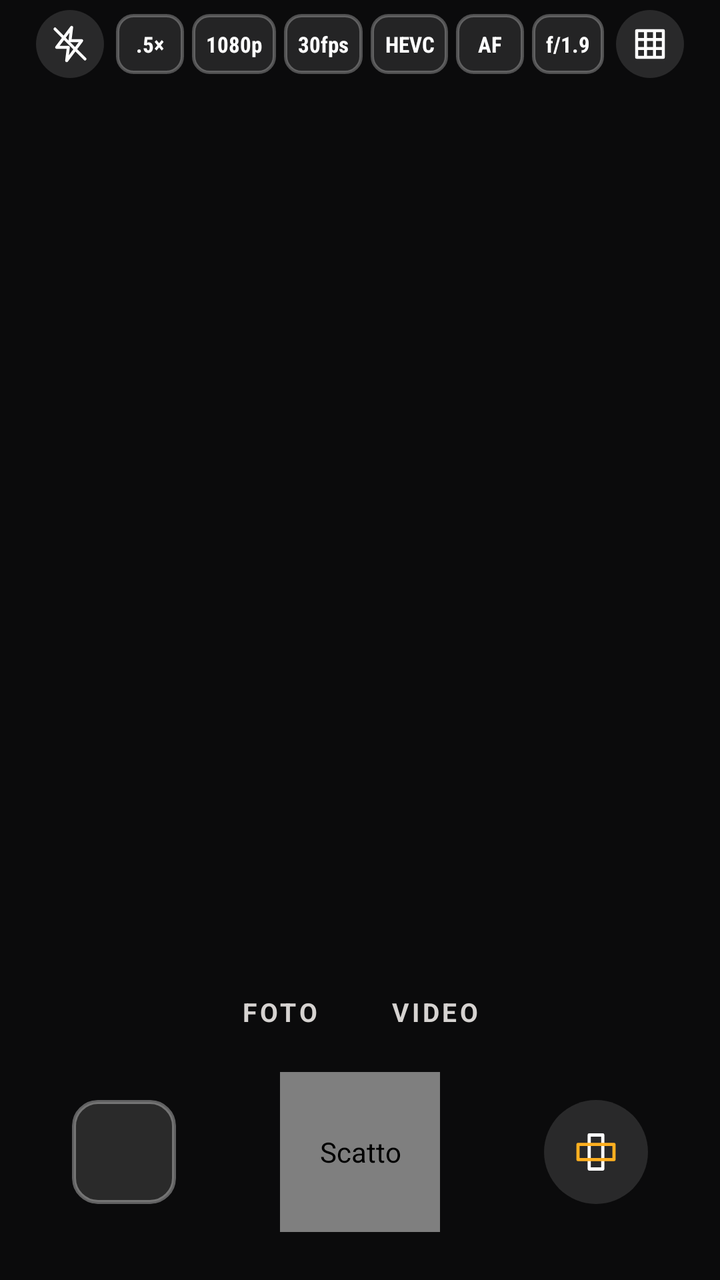
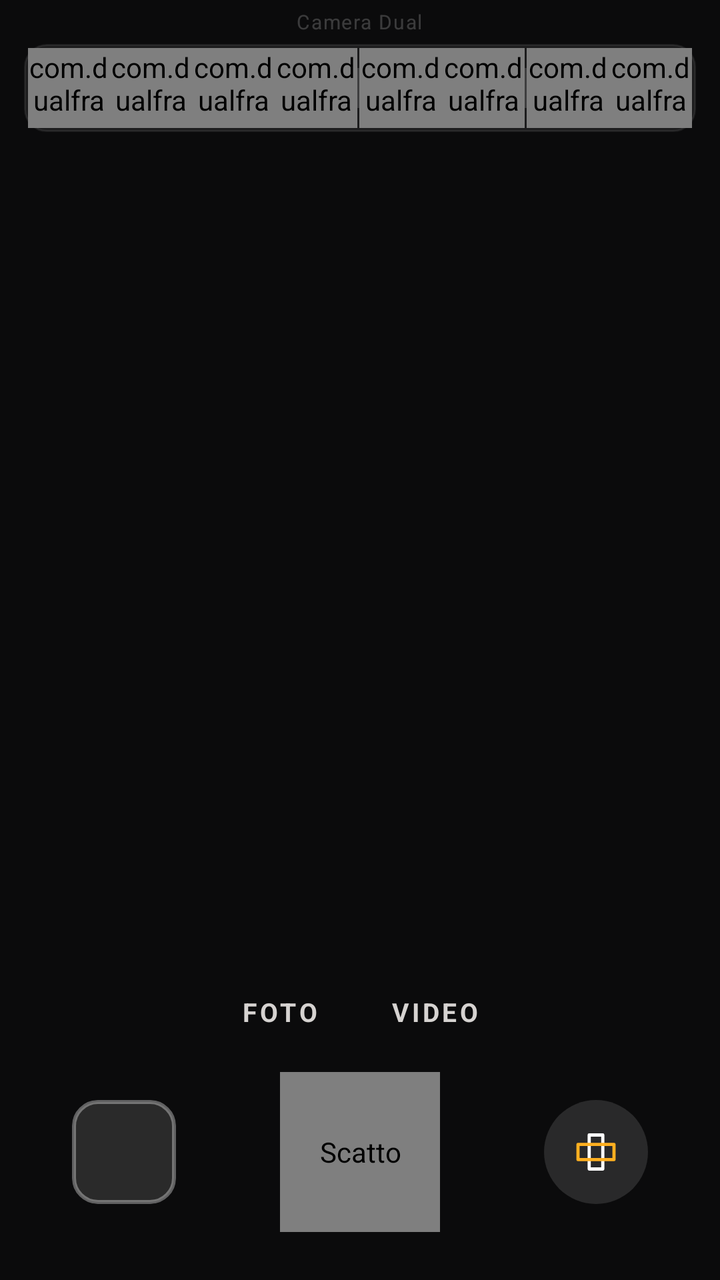

An Android layout rendered at two revisions. The XML below is the earlier revision; the diff shows what the commit changed to produce the second picture.
<!-- AndroidManifest.xml: application theme Theme.DualFrame -->
<!-- res/layout/activity_main.xml -->
<?xml version="1.0" encoding="utf-8"?>
<FrameLayout xmlns:android="http://schemas.android.com/apk/res/android"
    android:id="@+id/root"
    android:layout_width="match_parent"
    android:layout_height="match_parent"
    android:background="@color/bg">

    
    <com.dualframe.cam.AspectFrameLayout
        android:id="@+id/viewfinder"
        android:layout_width="match_parent"
        android:layout_height="wrap_content"
        android:layout_gravity="top"
        android:background="#FF1B2633">

        <androidx.camera.view.PreviewView
            android:id="@+id/previewView"
            android:layout_width="match_parent"
            android:layout_height="match_parent"
            android:importantForAccessibility="no" />

        <com.dualframe.cam.FrameOverlayView
            android:id="@+id/overlay"
            android:layout_width="match_parent"
            android:layout_height="match_parent" />

        <View
            android:id="@+id/flashView"
            android:layout_width="match_parent"
            android:layout_height="match_parent"
            android:alpha="0"
            android:background="#FFFFFFFF"
            android:importantForAccessibility="no" />

        <TextView
            android:id="@+id/statusChip"
            android:layout_width="wrap_content"
            android:layout_height="wrap_content"
            android:layout_gravity="top|center_horizontal"
            android:layout_marginStart="12dp"
            android:layout_marginTop="8dp"
            android:layout_marginEnd="12dp"
            android:background="@drawable/bg_pill_overlay"
            android:gravity="center"
            android:maxLines="2"
            android:minHeight="26dp"
            android:paddingStart="12dp"
            android:paddingTop="3dp"
            android:paddingEnd="12dp"
            android:paddingBottom="3dp"
            android:textColor="#FFFFFFFF"
            android:textSize="11sp"
            android:textStyle="bold" />
    </com.dualframe.cam.AspectFrameLayout>

    
    <LinearLayout
        android:id="@+id/topBar"
        android:layout_width="match_parent"
        android:layout_height="wrap_content"
        android:layout_gravity="top"
        android:background="@color/bg"
        android:orientation="vertical"
        android:paddingStart="12dp"
        android:paddingEnd="12dp"
        android:paddingBottom="6dp">

        
        <HorizontalScrollView
            android:id="@+id/topScroll"
            android:layout_width="match_parent"
            android:layout_height="44dp"
            android:fillViewport="true"
            android:overScrollMode="never"
            android:scrollbars="none">

            <LinearLayout
                android:id="@+id/topRow"
                android:layout_width="wrap_content"
                android:layout_height="match_parent"
                android:gravity="center"
                android:orientation="horizontal">

                <ImageButton
                    android:id="@+id/btnFlash"
                    style="@style/IconButtonSmall"
                    android:contentDescription="@string/cd_flash"
                    android:src="@drawable/ic_flash_off" />

                <TextView
                    android:id="@+id/chipLens"
                    style="@style/Chip"
                    android:layout_marginStart="6dp"
                    android:contentDescription="Lente"
                    android:text=".5×" />

                <LinearLayout
                    android:id="@+id/chips"
                    android:layout_width="wrap_content"
                    android:layout_height="wrap_content"
                    android:gravity="center_vertical"
                    android:orientation="horizontal">

                    <TextView
                        android:id="@+id/chipRes"
                        style="@style/Chip"
                        android:layout_marginStart="4dp"
                        android:contentDescription="Risoluzione"
                        android:text="1080p" />

                    <TextView
                        android:id="@+id/chipFps"
                        style="@style/Chip"
                        android:layout_marginStart="4dp"
                        android:contentDescription="Fotogrammi al secondo"
                        android:text="30fps" />

                    <TextView
                        android:id="@+id/chipCodec"
                        style="@style/Chip"
                        android:layout_marginStart="4dp"
                        android:contentDescription="Codec"
                        android:text="HEVC" />
                </LinearLayout>

                <TextView
                    android:id="@+id/chipFocus"
                    style="@style/Chip"
                    android:layout_marginStart="4dp"
                    android:contentDescription="Messa a fuoco"
                    android:text="AF" />

                <TextView
                    android:id="@+id/chipAperture"
                    style="@style/Chip"
                    android:layout_marginStart="4dp"
                    android:contentDescription="Diaframma"
                    android:text="f/1.9" />

                <ImageButton
                    android:id="@+id/btnGrid"
                    style="@style/IconButtonSmall"
                    android:layout_marginStart="6dp"
                    android:contentDescription="@string/cd_grid"
                    android:src="@drawable/ic_grid" />
            </LinearLayout>
        </HorizontalScrollView>
    </LinearLayout>

    
    <LinearLayout
        android:id="@+id/menuPanel"
        android:layout_width="match_parent"
        android:layout_height="wrap_content"
        android:layout_gravity="top"
        android:layout_marginStart="12dp"
        android:layout_marginEnd="12dp"
        android:background="@drawable/bg_panel"
        android:orientation="vertical"
        android:padding="12dp"
        android:visibility="gone">

        <TextView
            android:id="@+id/menuTitle"
            android:layout_width="wrap_content"
            android:layout_height="wrap_content"
            android:letterSpacing="0.06"
            android:textAllCaps="true"
            android:textColor="@color/muted"
            android:textSize="12sp"
            android:textStyle="bold" />

        <LinearLayout
            android:id="@+id/menuOptions"
            android:layout_width="match_parent"
            android:layout_height="52dp"
            android:layout_marginTop="10dp"
            android:orientation="horizontal" />

        <LinearLayout
            android:id="@+id/menuSeekRow"
            android:layout_width="match_parent"
            android:layout_height="48dp"
            android:layout_marginTop="8dp"
            android:gravity="center_vertical"
            android:orientation="horizontal"
            android:visibility="gone">

            <TextView
                android:layout_width="wrap_content"
                android:layout_height="wrap_content"
                android:text="Macro"
                android:textColor="@color/text"
                android:textSize="12sp" />

            <SeekBar
                android:id="@+id/focusSeek"
                android:layout_width="0dp"
                android:layout_height="wrap_content"
                android:layout_weight="1"
                android:max="1000"
                android:progressTint="@color/accent"
                android:thumbTint="@color/accent" />

            <TextView
                android:layout_width="wrap_content"
                android:layout_height="wrap_content"
                android:text="∞"
                android:textColor="@color/text"
                android:textSize="18sp" />
        </LinearLayout>

        <TextView
            android:id="@+id/menuNote"
            android:layout_width="wrap_content"
            android:layout_height="wrap_content"
            android:layout_marginTop="8dp"
            android:textColor="@color/muted"
            android:textSize="12sp"
            android:visibility="gone" />
    </LinearLayout>

    <TextView
        android:id="@+id/toast"
        android:layout_width="wrap_content"
        android:layout_height="34dp"
        android:layout_gravity="top|center_horizontal"
        android:background="@drawable/bg_pill_dark"
        android:gravity="center"
        android:paddingStart="14dp"
        android:paddingEnd="14dp"
        android:textColor="@color/text"
        android:textSize="13sp"
        android:textStyle="bold"
        android:visibility="gone" />

    
    <LinearLayout
        android:id="@+id/bottomBar"
        android:layout_width="match_parent"
        android:layout_height="wrap_content"
        android:layout_gravity="bottom"
        android:gravity="center_horizontal"
        android:orientation="vertical"
        android:paddingBottom="16dp">

        <TextView
            android:id="@+id/processing"
            android:layout_width="wrap_content"
            android:layout_height="28dp"
            android:layout_marginBottom="4dp"
            android:background="@drawable/bg_pill_dark"
            android:gravity="center"
            android:paddingStart="12dp"
            android:paddingEnd="12dp"
            android:textColor="@color/accent"
            android:textSize="12sp"
            android:textStyle="bold"
            android:visibility="gone" />

        <LinearLayout
            android:id="@+id/modeRow"
            android:layout_width="wrap_content"
            android:layout_height="wrap_content"
            android:orientation="horizontal">

            <TextView
                android:id="@+id/modePhoto"
                style="@style/ModeLabel"
                android:text="@string/mode_photo" />

            <TextView
                android:id="@+id/modeVideo"
                style="@style/ModeLabel"
                android:layout_marginStart="20dp"
                android:text="@string/mode_video" />
        </LinearLayout>

        <FrameLayout
            android:layout_width="match_parent"
            android:layout_height="96dp"
            android:paddingStart="36dp"
            android:paddingEnd="36dp">

            <ImageView
                android:id="@+id/gallery"
                android:layout_width="52dp"
                android:layout_height="52dp"
                android:layout_gravity="start|center_vertical"
                android:background="@drawable/bg_thumb"
                android:clipToOutline="true"
                android:contentDescription="@string/cd_gallery"
                android:padding="2dp"
                android:scaleType="centerCrop" />

            <com.dualframe.cam.ShutterButton
                android:id="@+id/shutter"
                android:layout_width="80dp"
                android:layout_height="80dp"
                android:layout_gravity="center"
                android:contentDescription="@string/cd_shutter" />

            <ImageButton
                android:id="@+id/btnRecenter"
                android:layout_width="52dp"
                android:layout_height="52dp"
                android:layout_gravity="end|center_vertical"
                android:background="@drawable/bg_circle"
                android:contentDescription="@string/cd_recenter"
                android:src="@drawable/ic_recenter" />

            <ImageButton
                android:id="@+id/btnSnap"
                android:layout_width="60dp"
                android:layout_height="60dp"
                android:layout_gravity="start|center_vertical"
                android:background="@drawable/bg_circle_white"
                android:contentDescription="@string/cd_snap"
                android:src="@drawable/ic_camera"
                android:visibility="gone" />
        </FrameLayout>
    </LinearLayout>

    
    <LinearLayout
        android:id="@+id/permissionView"
        android:layout_width="match_parent"
        android:layout_height="match_parent"
        android:background="@color/bg"
        android:gravity="center"
        android:orientation="vertical"
        android:padding="32dp"
        android:visibility="gone">

        <TextView
            android:layout_width="wrap_content"
            android:layout_height="wrap_content"
            android:gravity="center"
            android:text="@string/permission_text"
            android:textColor="@color/text"
            android:textSize="16sp" />

        <Button
            android:id="@+id/btnPermission"
            android:layout_width="wrap_content"
            android:layout_height="wrap_content"
            android:layout_marginTop="20dp"
            android:backgroundTint="@color/accent"
            android:text="@string/permission_button"
            android:textColor="@color/ink" />
    </LinearLayout>
</FrameLayout>
<!-- resources referenced by this layout -->
<resources>
  <color name="accent">#FFFFB020</color>
  <color name="bg">#FF0B0B0C</color>
  <color name="ink">#FF1A1200</color>
  <color name="muted">#FFA8A29E</color>
  <color name="text">#FFF5F5F4</color>
  <!-- drawable bg_circle (drawable) -->
  <?xml version="1.0" encoding="utf-8"?>
  <shape xmlns:android="http://schemas.android.com/apk/res/android" android:shape="oval">
  <solid android:color="#1FFFFFFF"/>
  </shape>
  <!-- drawable bg_circle_white (drawable) -->
  <?xml version="1.0" encoding="utf-8"?>
  <shape xmlns:android="http://schemas.android.com/apk/res/android" android:shape="oval">
  <solid android:color="#FFFFFFFF"/>
  </shape>
  <!-- drawable bg_pill_overlay (drawable) -->
  <?xml version="1.0" encoding="utf-8"?>
  <shape xmlns:android="http://schemas.android.com/apk/res/android" android:shape="rectangle">
  <corners android:radius="13dp"/><solid android:color="#8C000000"/>
  </shape>
  <!-- drawable ic_flash_off (drawable) -->
  <?xml version="1.0" encoding="utf-8"?>
  <vector xmlns:android="http://schemas.android.com/apk/res/android"
      android:width="24dp" android:height="24dp" android:viewportWidth="24" android:viewportHeight="24">
  <path android:fillColor="#00000000" android:strokeColor="#FFFFFFFF" android:strokeWidth="1.8" android:strokeLineCap="round" android:strokeLineJoin="round" android:pathData="M13,2L4,14h7l-1,8 9,-12h-7l1,-8z"/><path android:fillColor="#00000000" android:strokeColor="#FFFFFFFF" android:strokeWidth="1.8" android:strokeLineCap="round" android:strokeLineJoin="round" android:pathData="M3,3L21,21"/>
  </vector>
  <!-- drawable ic_grid (drawable) -->
  <?xml version="1.0" encoding="utf-8"?>
  <vector xmlns:android="http://schemas.android.com/apk/res/android"
      android:width="24dp" android:height="24dp" android:viewportWidth="24" android:viewportHeight="24">
  <path android:fillColor="#00000000" android:strokeColor="#FFFFFFFF" android:strokeWidth="1.8" android:strokeLineCap="round" android:strokeLineJoin="round" android:pathData="M4,4h16v16h-16zM9.33,4v16M14.66,4v16M4,9.33h16M4,14.66h16"/>
  </vector>
  <string name="cd_flash">Flash</string>
  <string name="cd_gallery">Galleria</string>
  <string name="cd_grid">Griglia</string>
  <string name="cd_recenter">Ricentra il riquadro</string>
  <string name="cd_shutter">Scatto</string>
  <string name="cd_snap">Scatta foto durante il video</string>
  <string name="mode_photo">FOTO</string>
  <string name="mode_video">VIDEO</string>
  <string name="permission_button">Consenti accesso</string>
  <string name="permission_text">Per riprendere servono la fotocamera e il microfono.</string>
  <style name="Chip">
          <item name="android:layout_width">wrap_content</item>
          <item name="android:layout_height">30dp</item>
          <item name="android:minWidth">34dp</item>
          <item name="android:paddingStart">7dp</item>
          <item name="android:paddingEnd">7dp</item>
          <item name="android:gravity">center</item>
          <item name="android:background">@drawable/bg_chip</item>
          <item name="android:textColor">#FFFFFFFF</item>
          <item name="android:textSize">11sp</item>
          <item name="android:fontFamily">sans-serif-condensed</item>
          <item name="android:textStyle">bold</item>
          <item name="android:maxLines">1</item>
          <item name="android:clickable">true</item>
          <item name="android:focusable">true</item>
      </style>
  <style name="IconButtonSmall">
          <item name="android:layout_width">34dp</item>
          <item name="android:layout_height">34dp</item>
          <item name="android:background">@drawable/bg_circle</item>
          <item name="android:scaleType">centerInside</item>
          <item name="android:padding">7dp</item>
      </style>
  <!-- drawable bg_chip (drawable) -->
  <?xml version="1.0" encoding="utf-8"?>
  <shape xmlns:android="http://schemas.android.com/apk/res/android" android:shape="rectangle">
  <corners android:radius="8dp"/><solid android:color="#1AFFFFFF"/><stroke android:width="1.5dp" android:color="#47FFFFFF"/>
  </shape>
  <!-- unchanged entries left out for length: 7 -->
</resources>

<!-- the commit's change to res/layout/activity_main.xml (unified diff, before → after) -->
@@ -66,85 +66,39 @@
         android:paddingBottom="6dp">
 
         
-        <HorizontalScrollView
-            android:id="@+id/topScroll"
+        <TextView
+            android:id="@+id/appVersion"
+            android:layout_width="wrap_content"
+            android:layout_height="22dp"
+            android:layout_gravity="center_horizontal"
+            android:gravity="center"
+            android:paddingStart="12dp"
+            android:paddingEnd="12dp"
+            android:letterSpacing="0.06"
+            android:text="Camera Dual"
+            android:textColor="#33FFFFFF"
+            android:textSize="10sp" />
+
+        
+        <LinearLayout
+            android:id="@+id/settingsBar"
             android:layout_width="match_parent"
             android:layout_height="44dp"
-            android:fillViewport="true"
-            android:overScrollMode="never"
-            android:scrollbars="none">
-
-            <LinearLayout
-                android:id="@+id/topRow"
-                android:layout_width="wrap_content"
-                android:layout_height="match_parent"
-                android:gravity="center"
-                android:orientation="horizontal">
-
-                <ImageButton
-                    android:id="@+id/btnFlash"
-                    style="@style/IconButtonSmall"
-                    android:contentDescription="@string/cd_flash"
-                    android:src="@drawable/ic_flash_off" />
-
-                <TextView
-                    android:id="@+id/chipLens"
-                    style="@style/Chip"
-                    android:layout_marginStart="6dp"
-                    android:contentDescription="Lente"
-                    android:text=".5×" />
-
-                <LinearLayout
-                    android:id="@+id/chips"
-                    android:layout_width="wrap_content"
-                    android:layout_height="wrap_content"
-                    android:gravity="center_vertical"
-                    android:orientation="horizontal">
-
-                    <TextView
-                        android:id="@+id/chipRes"
-                        style="@style/Chip"
-                        android:layout_marginStart="4dp"
-                        android:contentDescription="Risoluzione"
-                        android:text="1080p" />
-
-                    <TextView
-                        android:id="@+id/chipFps"
-                        style="@style/Chip"
-                        android:layout_marginStart="4dp"
-                        android:contentDescription="Fotogrammi al secondo"
-                        android:text="30fps" />
-
-                    <TextView
-                        android:id="@+id/chipCodec"
-                        style="@style/Chip"
-                        android:layout_marginStart="4dp"
-                        android:contentDescription="Codec"
-                        android:text="HEVC" />
-                </LinearLayout>
-
-                <TextView
-                    android:id="@+id/chipFocus"
-                    style="@style/Chip"
-                    android:layout_marginStart="4dp"
-                    android:contentDescription="Messa a fuoco"
-                    android:text="AF" />
-
-                <TextView
-                    android:id="@+id/chipAperture"
-                    style="@style/Chip"
-                    android:layout_marginStart="4dp"
-                    android:contentDescription="Diaframma"
-                    android:text="f/1.9" />
-
-                <ImageButton
-                    android:id="@+id/btnGrid"
-                    style="@style/IconButtonSmall"
-                    android:layout_marginStart="6dp"
-                    android:contentDescription="@string/cd_grid"
-                    android:src="@drawable/ic_grid" />
-            </LinearLayout>
-        </HorizontalScrollView>
+            android:background="@drawable/bg_settings_bar"
+            android:orientation="horizontal"
+            android:padding="2dp">
+
+            <com.dualframe.cam.SettingCell android:id="@+id/chipLens" style="@style/Cell" />
+            <com.dualframe.cam.SettingCell android:id="@+id/chipRes" style="@style/Cell" />
+            <com.dualframe.cam.SettingCell android:id="@+id/chipFps" style="@style/Cell" />
+            <com.dualframe.cam.SettingCell android:id="@+id/chipCodec" style="@style/Cell" />
+            <View style="@style/CellDivider" />
+            <com.dualframe.cam.SettingCell android:id="@+id/chipFocus" style="@style/Cell" />
+            <com.dualframe.cam.SettingCell android:id="@+id/chipAperture" style="@style/Cell" />
+            <View style="@style/CellDivider" />
+            <com.dualframe.cam.SettingCell android:id="@+id/btnFlash" style="@style/Cell" />
+            <com.dualframe.cam.SettingCell android:id="@+id/btnGrid" style="@style/Cell" />
+        </LinearLayout>
     </LinearLayout>
 
     
<!-- resource entries referenced after the edit -->
@@ -20,21 +20,12 @@
   <shape xmlns:android="http://schemas.android.com/apk/res/android" android:shape="rectangle">
   <corners android:radius="13dp"/><solid android:color="#8C000000"/>
   </shape>
-  <!-- drawable ic_flash_off (drawable) -->
+  <!-- drawable bg_settings_bar (drawable) -->
   <?xml version="1.0" encoding="utf-8"?>
-  <vector xmlns:android="http://schemas.android.com/apk/res/android"
-      android:width="24dp" android:height="24dp" android:viewportWidth="24" android:viewportHeight="24">
-  <path android:fillColor="#00000000" android:strokeColor="#FFFFFFFF" android:strokeWidth="1.8" android:strokeLineCap="round" android:strokeLineJoin="round" android:pathData="M13,2L4,14h7l-1,8 9,-12h-7l1,-8z"/><path android:fillColor="#00000000" android:strokeColor="#FFFFFFFF" android:strokeWidth="1.8" android:strokeLineCap="round" android:strokeLineJoin="round" android:pathData="M3,3L21,21"/>
-  </vector>
-  <!-- drawable ic_grid (drawable) -->
-  <?xml version="1.0" encoding="utf-8"?>
-  <vector xmlns:android="http://schemas.android.com/apk/res/android"
-      android:width="24dp" android:height="24dp" android:viewportWidth="24" android:viewportHeight="24">
-  <path android:fillColor="#00000000" android:strokeColor="#FFFFFFFF" android:strokeWidth="1.8" android:strokeLineCap="round" android:strokeLineJoin="round" android:pathData="M4,4h16v16h-16zM9.33,4v16M14.66,4v16M4,9.33h16M4,14.66h16"/>
-  </vector>
-  <string name="cd_flash">Flash</string>
+  <shape xmlns:android="http://schemas.android.com/apk/res/android" android:shape="rectangle">
+  <corners android:radius="11dp"/><solid android:color="#12FFFFFF"/><stroke android:width="1dp" android:color="#14FFFFFF"/>
+  </shape>
   <string name="cd_gallery">Galleria</string>
-  <string name="cd_grid">Griglia</string>
   <string name="cd_recenter">Ricentra il riquadro</string>
   <string name="cd_shutter">Scatto</string>
   <string name="cd_snap">Scatta foto durante il video</string>
@@ -42,34 +33,18 @@
   <string name="mode_video">VIDEO</string>
   <string name="permission_button">Consenti accesso</string>
   <string name="permission_text">Per riprendere servono la fotocamera e il microfono.</string>
-  <style name="Chip">
-          <item name="android:layout_width">wrap_content</item>
-          <item name="android:layout_height">30dp</item>
-          <item name="android:minWidth">34dp</item>
-          <item name="android:paddingStart">7dp</item>
-          <item name="android:paddingEnd">7dp</item>
-          <item name="android:gravity">center</item>
-          <item name="android:background">@drawable/bg_chip</item>
-          <item name="android:textColor">#FFFFFFFF</item>
-          <item name="android:textSize">11sp</item>
-          <item name="android:fontFamily">sans-serif-condensed</item>
-          <item name="android:textStyle">bold</item>
-          <item name="android:maxLines">1</item>
-          <item name="android:clickable">true</item>
-          <item name="android:focusable">true</item>
+  <style name="Cell">
+          <item name="android:layout_width">0dp</item>
+          <item name="android:layout_height">match_parent</item>
+          <item name="android:layout_weight">1</item>
       </style>
-  <style name="IconButtonSmall">
-          <item name="android:layout_width">34dp</item>
-          <item name="android:layout_height">34dp</item>
-          <item name="android:background">@drawable/bg_circle</item>
-          <item name="android:scaleType">centerInside</item>
-          <item name="android:padding">7dp</item>
+  <style name="CellDivider">
+          <item name="android:layout_width">1dp</item>
+          <item name="android:layout_height">match_parent</item>
+          <item name="android:layout_marginTop">10dp</item>
+          <item name="android:layout_marginBottom">10dp</item>
+          <item name="android:background">#26FFFFFF</item>
       </style>
-  <!-- drawable bg_chip (drawable) -->
-  <?xml version="1.0" encoding="utf-8"?>
-  <shape xmlns:android="http://schemas.android.com/apk/res/android" android:shape="rectangle">
-  <corners android:radius="8dp"/><solid android:color="#1AFFFFFF"/><stroke android:width="1.5dp" android:color="#47FFFFFF"/>
-  </shape>
   <!-- unchanged entries left out for length: 7 -->
 </resources>
 
